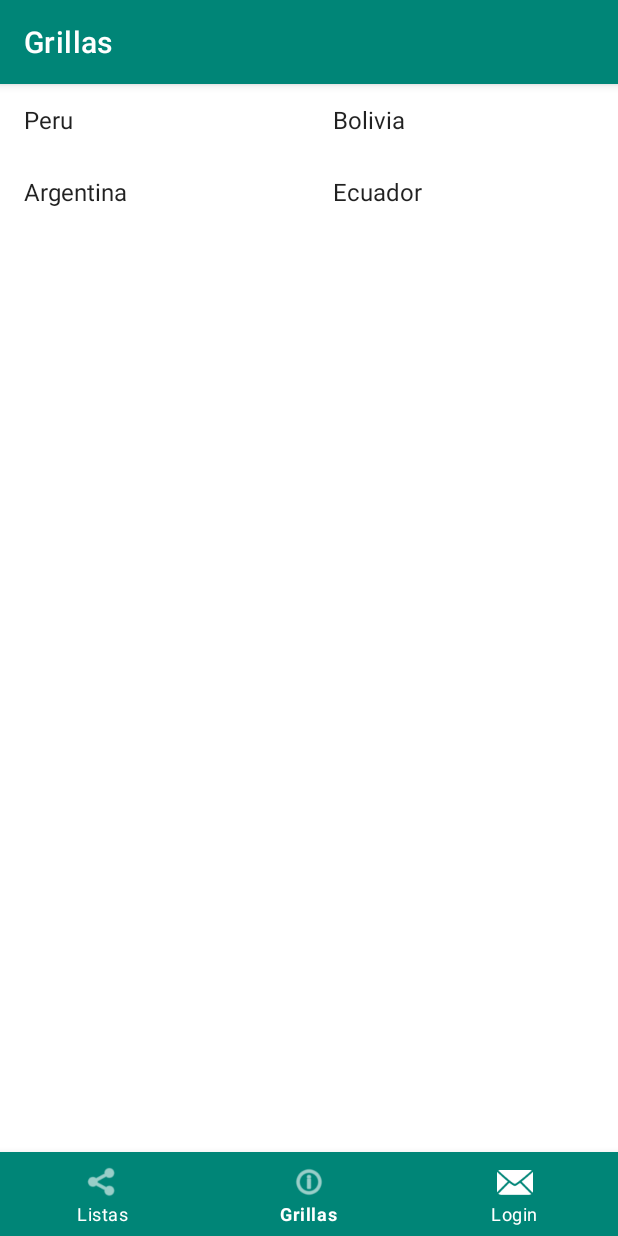
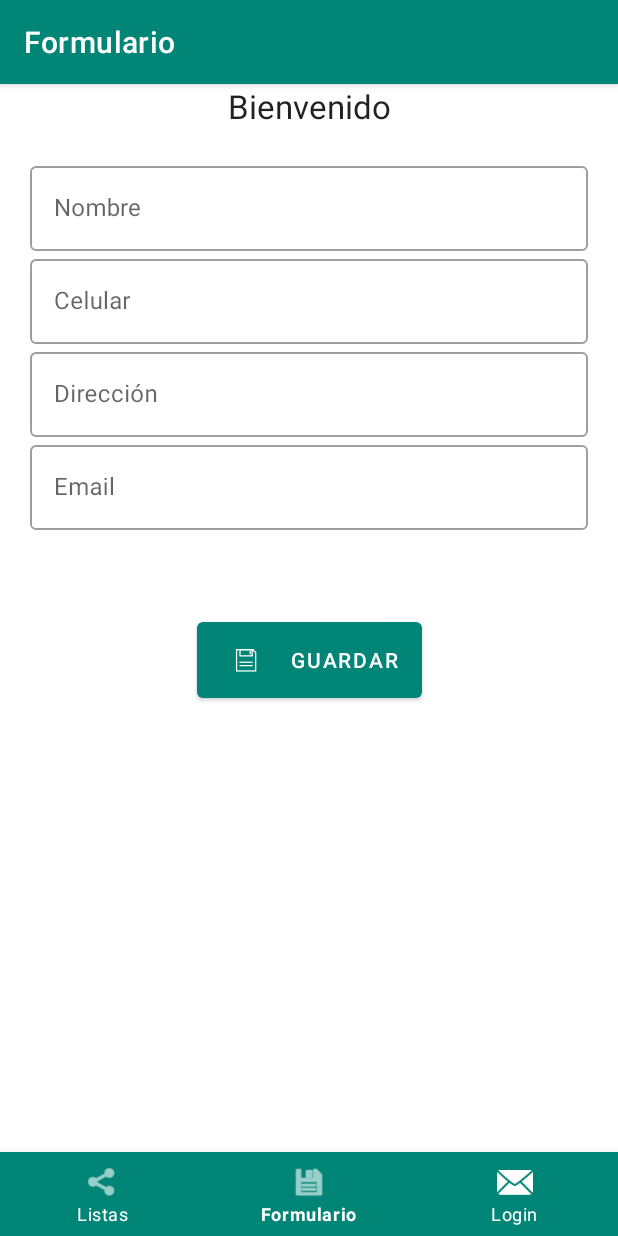
Before and after one commit to anggonzales/U1AngelGonzalesEjercicio1Tema3, an Android app: the screen it shows after launch (MainActivity), item 2 of the bottom bar chosen, on a phone screen of 412 x 824 dp. Run offline under Robolectric (Android 15) with nearby library versions, the phone set to English and light mode, and no system bars.

Commit message:
Agregando Formulario

```diff
--- a/app/src/main/AndroidManifest.xml
+++ b/app/src/main/AndroidManifest.xml
@@ -9,6 +9,7 @@
         android:roundIcon="@mipmap/ic_launcher_round"
         android:supportsRtl="true"
         android:theme="@style/AppTheme">
+        <activity android:name=".Formulario"></activity>
         <activity android:name=".MainActivity">
             <intent-filter>
                 <action android:name="android.intent.action.MAIN" />
--- /dev/null
+++ b/app/src/main/java/com/example/u1tema3bottomnav/Formulario.java
@@ -0,0 +1,18 @@
+package com.example.u1tema3bottomnav;
+
+import androidx.annotation.Nullable;
+import androidx.appcompat.app.AppCompatActivity;
+import androidx.fragment.app.Fragment;
+
+import android.os.Bundle;
+import android.view.LayoutInflater;
+import android.view.View;
+import android.view.ViewGroup;
+
+public class Formulario extends Fragment {
+
+    public View onCreateView(@Nullable LayoutInflater inflater, @Nullable ViewGroup container, @Nullable Bundle savedInstanceState){
+        View view = inflater.inflate(R.layout.activity_formulario, container, false);
+        return view;
+    }
+}
--- a/app/src/main/java/com/example/u1tema3bottomnav/GridFragment.java
+++ b/app/src/main/java/com/example/u1tema3bottomnav/GridFragment.java
@@ -1,6 +1,8 @@
 package com.example.u1tema3bottomnav;
 
 
+import android.content.Context;
+import android.media.MediaPlayer;
 import android.os.Bundle;
 
 import androidx.fragment.app.Fragment;
@@ -8,8 +10,10 @@ import androidx.fragment.app.Fragment;
 import android.view.LayoutInflater;
 import android.view.View;
 import android.view.ViewGroup;
+import android.widget.AdapterView;
 import android.widget.ArrayAdapter;
 import android.widget.GridView;
+import android.widget.Toast;
 
 
 /**
@@ -17,7 +21,9 @@ import android.widget.GridView;
  */
 public class GridFragment extends Fragment {
 
-
+    MediaPlayer mp;
+    Context context;
+    String items [] = new String[]{"Peru, Bolivia, Rosario"};
     public GridFragment() {
         // Required empty public constructor
     }
@@ -27,9 +33,11 @@ public class GridFragment extends Fragment {
     public View onCreateView(LayoutInflater inflater, ViewGroup container,
                              Bundle savedInstanceState) {
         View view= inflater.inflate(R.layout.fragment_grid,container,false);
-        GridView gv = view.findViewById(R.id.migridview);
+        final GridView gv = view.findViewById(R.id.migridview);
+
         ArrayAdapter miarrayadapter= ArrayAdapter.createFromResource(getActivity(),R.array.milista,android.R.layout.simple_list_item_1);
         gv.setAdapter(miarrayadapter);
+
         return view;
     }
 
--- a/app/src/main/java/com/example/u1tema3bottomnav/MainActivity.java
+++ b/app/src/main/java/com/example/u1tema3bottomnav/MainActivity.java
@@ -9,10 +9,13 @@ import androidx.fragment.app.FragmentTransaction;
 import android.os.Bundle;
 import android.view.MenuItem;
 import android.view.View;
+import android.widget.ArrayAdapter;
+import android.widget.ListView;
 
 import com.google.android.material.bottomnavigation.BottomNavigationView;
 
 public class MainActivity extends AppCompatActivity {
+
     private ActionBar toolbar;
     Fragment FragmentoSeleccionado = null;
     FragmentManager fragmentManager =getSupportFragmentManager();
@@ -28,6 +31,7 @@ public class MainActivity extends AppCompatActivity {
         Fragment FragmentoSeleccionado = null;
         Llamarvista();
         toolbar.setTitle("Lista");
+
     }
 
     void Llamarvista(){
@@ -56,12 +60,13 @@ public class MainActivity extends AppCompatActivity {
                     Llamarvista();
                     return true;
                 case R.id.navigation_gifts:
-                    FragmentoSeleccionado = new GridFragment();
+                    FragmentoSeleccionado = new Formulario();
                     //FragmentTransaction transaction = fragmentManager.beginTransaction();
                     transaction.replace(R.id.frame_container, FragmentoSeleccionado);
                     transaction.commit();
-                    toolbar.setTitle("Grillas");
+                    toolbar.setTitle("Formulario");
                     return true;
+
                 case R.id.navigation_cart:
                     FragmentoSeleccionado = new LoginFragmento();
                     //FragmentTransaction transaction = fragmentManager.beginTransaction();
--- /dev/null
+++ b/app/src/main/res/layout/activity_formulario.xml
@@ -0,0 +1,112 @@
+<?xml version="1.0" encoding="utf-8"?>
+<androidx.constraintlayout.widget.ConstraintLayout xmlns:android="http://schemas.android.com/apk/res/android"
+    xmlns:app="http://schemas.android.com/apk/res-auto"
+    xmlns:tools="http://schemas.android.com/tools"
+    android:layout_width="match_parent"
+    android:layout_height="match_parent"
+    android:layout_marginHorizontal="20dp"
+    tools:context=".MainActivity">
+
+    <TextView
+        android:id="@+id/txttitulo"
+        android:layout_width="wrap_content"
+        android:layout_height="wrap_content"
+        android:text="Bienvenido"
+        android:layout_marginBottom="20dp"
+        app:layout_constraintLeft_toLeftOf="parent"
+        app:layout_constraintRight_toRightOf="parent"
+        app:layout_constraintBottom_toTopOf="@+id/edtusuario"
+        android:textAppearance="?android:textAppearanceLarge"/>
+
+    <com.google.android.material.textfield.TextInputLayout
+        android:id="@+id/edtusuario"
+        android:layout_width="match_parent"
+        android:layout_height="wrap_content"
+        android:hint="Nombre"
+        app:endIconMode="clear_text"
+        app:layout_constraintBottom_toTopOf="@+id/edtcelular"
+        app:layout_constraintLeft_toLeftOf="parent"
+        app:layout_constraintRight_toRightOf="parent"
+        style="@style/Widget.MaterialComponents.TextInputLayout.OutlinedBox"
+        >
+
+        <com.google.android.material.textfield.TextInputEditText
+            android:layout_width="match_parent"
+            android:layout_height="wrap_content"
+
+            android:inputType="text" />
+    </com.google.android.material.textfield.TextInputLayout>
+
+    <com.google.android.material.textfield.TextInputLayout
+        android:id="@+id/edtcelular"
+        android:layout_width="match_parent"
+        android:layout_height="wrap_content"
+        android:hint="Celular"
+        app:endIconMode="clear_text"
+        app:layout_constraintBottom_toTopOf="@+id/edtDireccion"
+        app:layout_constraintLeft_toLeftOf="parent"
+        app:layout_constraintRight_toRightOf="parent"
+        style="@style/Widget.MaterialComponents.TextInputLayout.OutlinedBox"
+        >
+
+        <com.google.android.material.textfield.TextInputEditText
+            android:layout_width="match_parent"
+            android:layout_height="wrap_content"
+
+            android:inputType="text" />
+    </com.google.android.material.textfield.TextInputLayout>
+
+    <com.google.android.material.textfield.TextInputLayout
+        android:id="@+id/edtDireccion"
+        android:layout_width="match_parent"
+        android:layout_height="wrap_content"
+        android:hint="Dirección"
+        app:endIconMode="clear_text"
+        app:layout_constraintBottom_toTopOf="@+id/edtemail"
+        app:layout_constraintLeft_toLeftOf="parent"
+        app:layout_constraintRight_toRightOf="parent"
+        style="@style/Widget.MaterialComponents.TextInputLayout.OutlinedBox"
+        >
+
+        <com.google.android.material.textfield.TextInputEditText
+            android:layout_width="match_parent"
+            android:layout_height="wrap_content"
+
+            android:inputType="text" />
+
+    </com.google.android.material.textfield.TextInputLayout>
+
+    <com.google.android.material.textfield.TextInputLayout
+        android:id="@+id/edtemail"
+        android:layout_width="match_parent"
+        android:layout_height="wrap_content"
+        android:hint="Email"
+        app:endIconMode="clear_text"
+        app:layout_constraintBottom_toTopOf="@+id/edtDireccion"
+        app:layout_constraintLeft_toLeftOf="parent"
+        app:layout_constraintRight_toRightOf="parent"
+        style="@style/Widget.MaterialComponents.TextInputLayout.OutlinedBox"
+        >
+
+        <com.google.android.material.textfield.TextInputEditText
+            android:layout_width="match_parent"
+            android:layout_height="wrap_content"
+
+            android:inputType="text" />
+
+    </com.google.android.material.textfield.TextInputLayout>
+
+    <com.google.android.material.button.MaterialButton
+        android:id="@+id/btnlogin"
+        style="@style/Widget.MaterialComponents.Button.Icon"
+        android:layout_width="wrap_content"
+        android:layout_height="wrap_content"
+        android:text="Guardar"
+        app:layout_constraintBottom_toBottomOf="parent"
+        app:layout_constraintLeft_toLeftOf="parent"
+        app:layout_constraintRight_toRightOf="parent"
+        app:layout_constraintTop_toTopOf="parent"
+        app:icon="@mipmap/btn"/>
+        />
+
+</androidx.constraintlayout.widget.ConstraintLayout>
--- a/app/src/main/res/menu/navigator.xml
+++ b/app/src/main/res/menu/navigator.xml
@@ -6,7 +6,7 @@
         android:title="@string/title_shop" />
     <item
         android:id="@+id/navigation_gifts"
-        android:icon="@android:drawable/ic_menu_info_details"
+        android:icon="@android:drawable/ic_menu_save"
         android:title="@string/title_gifts" />
     <item
         android:id="@+id/navigation_cart"
--- a/app/src/main/res/values/strings.xml
+++ b/app/src/main/res/values/strings.xml
@@ -1,7 +1,7 @@
 <resources>
     <string name="app_name">Nav</string>
     <string name="title_shop">Listas</string>
-    <string name="title_gifts">Grillas</string>
+    <string name="title_gifts">Formulario</string>
     <string name="title_cart">Login</string>
     <string-array name="tipo">
         <item>Lista</item>
```
Also changed, not shown: app/src/main/res/mipmap-hdpi/btn.png (added), 1 other file.
